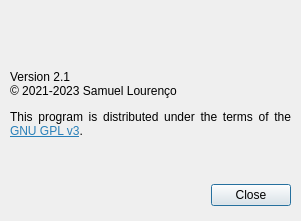
First picture: the form in src/aboutdialog.ui, repository bloguetronica/cp2130-conf, before the edit.
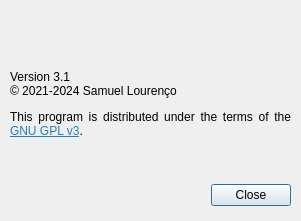
Second picture: the form after the edit. Icons and pictures are not drawn.

```diff
--- a/src/aboutdialog.ui
+++ b/src/aboutdialog.ui
@@ -65,7 +65,7 @@
     </rect>
    </property>
    <property name="text">
-    <string>&lt;html&gt;&lt;head/&gt;&lt;body&gt;&lt;p&gt;Version 2.1&lt;br/&gt;© 2021-2023 Samuel Lourenço&lt;/p&gt;&lt;p&gt;This program is distributed under the terms of the &lt;a href=&quot;https://www.gnu.org/licenses/gpl-3.0-standalone.html&quot;&gt;&lt;span style=&quot; text-decoration: underline; color:#2980b9;&quot;&gt;GNU GPL v3&lt;/span&gt;&lt;/a&gt;.&lt;/p&gt;&lt;/body&gt;&lt;/html&gt;</string>
+    <string>&lt;html&gt;&lt;head/&gt;&lt;body&gt;&lt;p&gt;Version 3.1&lt;br/&gt;© 2021-2024 Samuel Lourenço&lt;/p&gt;&lt;p&gt;This program is distributed under the terms of the &lt;a href=&quot;https://www.gnu.org/licenses/gpl-3.0-standalone.html&quot;&gt;&lt;span style=&quot; text-decoration: underline; color:#2980b9;&quot;&gt;GNU GPL v3&lt;/span&gt;&lt;/a&gt;.&lt;/p&gt;&lt;/body&gt;&lt;/html&gt;</string>
    </property>
    <property name="alignment">
     <set>Qt::AlignJustify|Qt::AlignTop</set>
```
